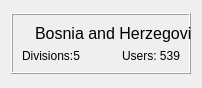
Before: the Qt Designer form source/ntscout/countrywidget.ui in radszy/ntscout, drawn with Qt 5.
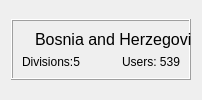
After: the same form once the commit is applied. Icons and pictures are not drawn.

Patch:
```diff
--- a/source/ntscout/countrywidget.ui
+++ b/source/ntscout/countrywidget.ui
@@ -6,8 +6,8 @@
    <rect>
     <x>0</x>
     <y>0</y>
-    <width>198</width>
-    <height>88</height>
+    <width>200</width>
+    <height>100</height>
    </rect>
   </property>
   <property name="sizePolicy">
```
Left out of the diff: 3 changed lines with no effect on the pictures.
